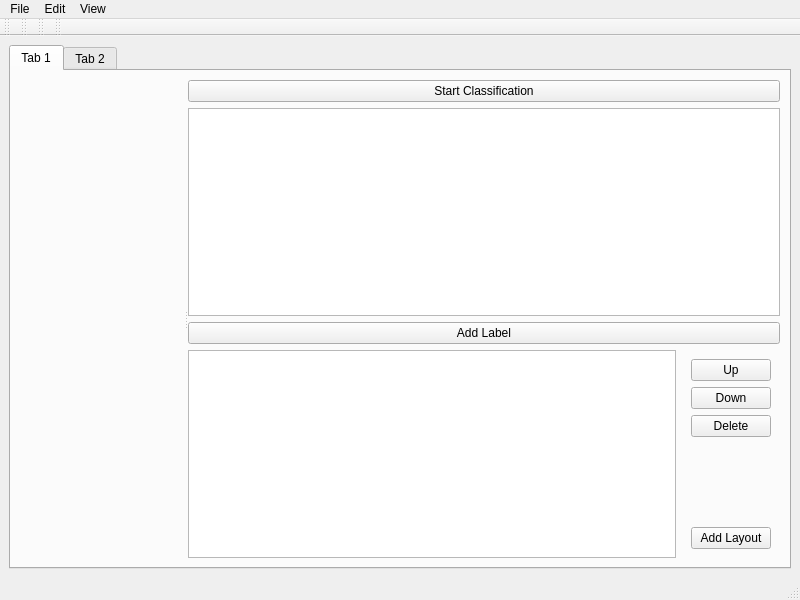
ilastik/ilastik, file designerElements/MainWindow.ui: the form before one commit.
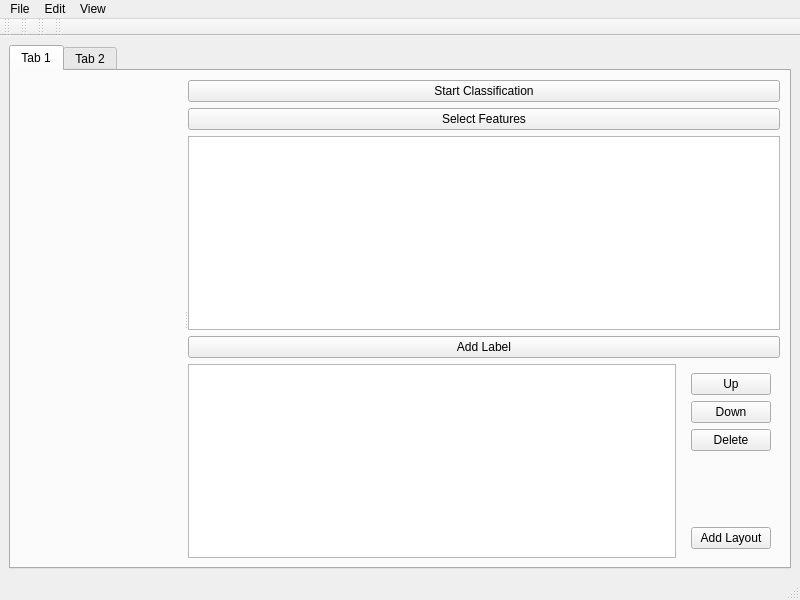
The form after the commit. Custom widgets are drawn as their Qt base class.

Commit message: re-implement the workflow from the 'label' example of the volumeEditorWidget.py tests within the new GUI framework. Together with Thorben.

```diff
--- a/designerElements/MainWindow.ui
+++ b/designerElements/MainWindow.ui
@@ -47,6 +47,13 @@
               </property>
              </widget>
             </item>
+            <item>
+             <widget class="QPushButton" name="SelectFeaturesButton">
+              <property name="text">
+               <string>Select Features</string>
+              </property>
+             </widget>
+            </item>
             <item>
              <widget class="LabelListView" name="labelListView">
               <property name="toolTip">
```
The commit also changes 1 other file.
